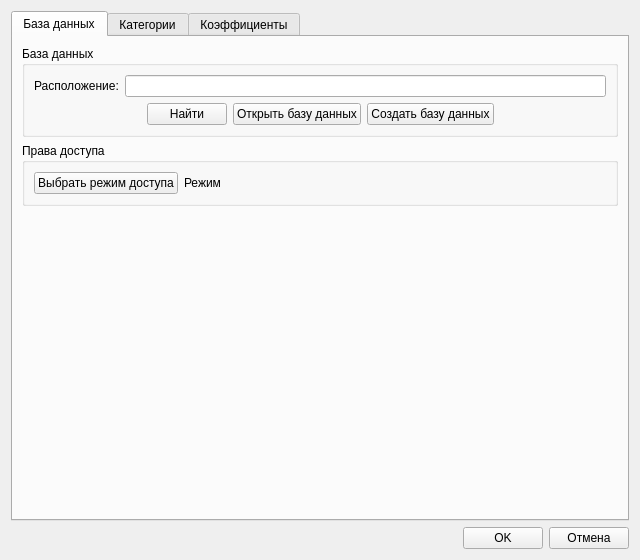
The window that settingwindow.ui (yuriybobko/PCReport) describes before a commit, drawn with Qt 5.
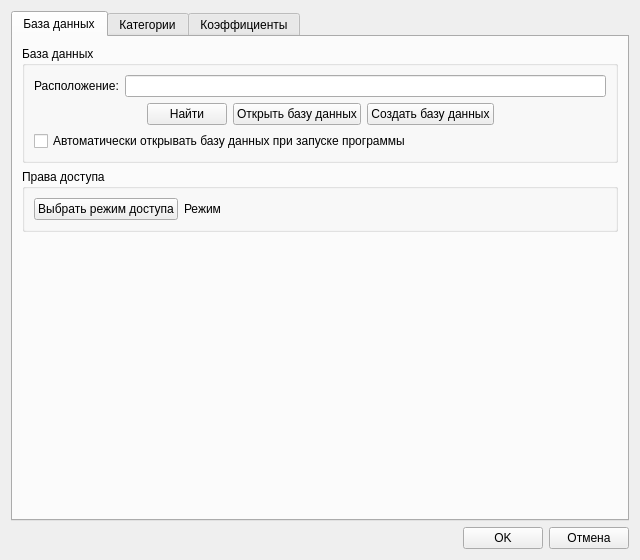
The same window after the commit.

Patch:
```diff
--- a/settingwindow.ui
+++ b/settingwindow.ui
@@ -101,6 +101,13 @@
             </item>
            </layout>
           </item>
+          <item>
+           <widget class="QCheckBox" name="ChkBoxDBAutoOpening">
+            <property name="text">
+             <string>Автоматически открывать базу данных при запуске программы</string>
+            </property>
+           </widget>
+          </item>
          </layout>
         </widget>
        </item>
```
